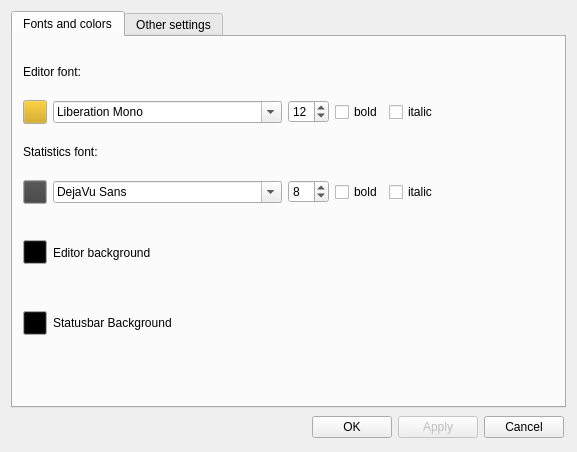
First picture: the form in branches/realtimestats/ui/optionsdialog.ui, repository zerger/textroom, before the edit.
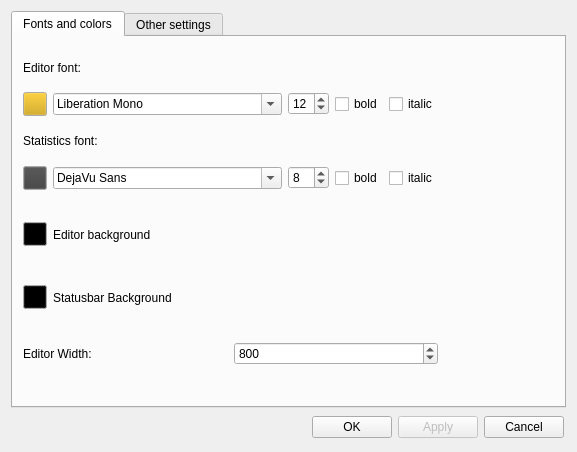
Second picture: the form after the edit.

Commit message: Added Change Editor Width Option

Diff of the .ui file:
```diff
--- a/branches/realtimestats/ui/optionsdialog.ui
+++ b/branches/realtimestats/ui/optionsdialog.ui
@@ -507,6 +507,37 @@
             </property>
            </spacer>
           </item>
+          <item>
+           <layout class="QHBoxLayout" name="horizontalLayout_3" >
+            <item>
+             <widget class="QLabel" name="label_6" >
+              <property name="text" >
+               <string>Editor Width: </string>
+              </property>
+             </widget>
+            </item>
+            <item>
+             <layout class="QVBoxLayout" name="verticalLayout_4" >
+              <item>
+               <widget class="QSpinBox" name="editorWidthSpinBox" >
+                <property name="minimum" >
+                 <number>320</number>
+                </property>
+                <property name="maximum" >
+                 <number>1000</number>
+                </property>
+                <property name="singleStep" >
+                 <number>1</number>
+                </property>
+                <property name="value" >
+                 <number>800</number>
+                </property>
+               </widget>
+              </item>
+             </layout>
+            </item>
+           </layout>
+          </item>
          </layout>
         </widget>
        </widget>
```
The commit also changes 5 other files.
